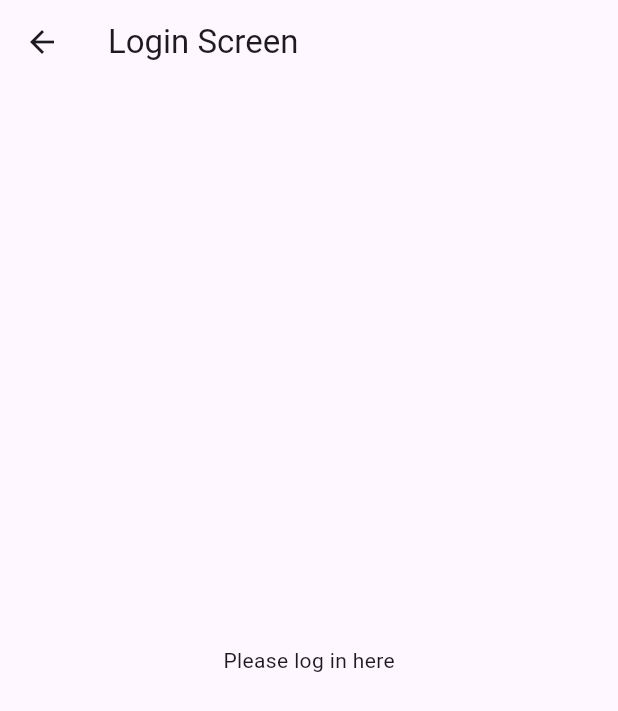
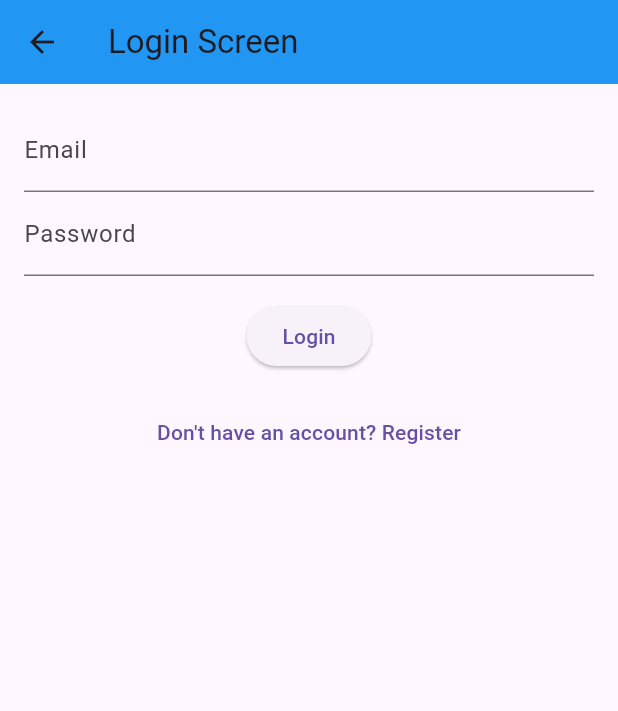
Before and after one commit to frangu617/what_to_do, a Flutter app: the screen it shows after launch, after a tap on "Sign in with Google", on a phone screen of 412 x 824 dp. Shown: the top 711 px of the screen. Run offline on Flutter 3.47's test engine with Material 3 defaults, Android fonts, the light colour scheme and no system bars; our stand-ins replace cloud_firestore, firebase_auth, firebase_core; accounts and stored records are empty.

Commit message:
got firebase to work, register, and login, working on checking if a user is logged in

```diff
--- a/lib/home_screen.dart
+++ b/lib/home_screen.dart
@@ -1,9 +1,7 @@
-// ignore_for_file: library_private_types_in_public_api
-
 import 'package:flutter/material.dart';
+import 'package:firebase_auth/firebase_auth.dart';
 import 'login_screen.dart';
 import 'register_screen.dart';
-import 'package:firebase_auth/firebase_auth.dart';
 
 class HomeScreen extends StatefulWidget {
   const HomeScreen({super.key});
@@ -13,7 +11,25 @@ class HomeScreen extends StatefulWidget {
 }
 
 class _HomeScreenState extends State<HomeScreen> {
-  bool isLoggedIn = false; // You will replace this with your auth logic
+  User? _user;
+
+  @override
+  void initState() {
+    super.initState();
+    _checkUserStatus();
+  }
+
+  void _checkUserStatus() {
+    // Get the current user
+    _user = FirebaseAuth.instance.currentUser;
+
+    // Listen to auth state changes
+    FirebaseAuth.instance.authStateChanges().listen((User? user) {
+      setState(() {
+        _user = user;
+      });
+    });
+  }
 
   @override
   Widget build(BuildContext context) {
@@ -23,7 +39,7 @@ class _HomeScreenState extends State<HomeScreen> {
         backgroundColor: Colors.blue,
       ),
       body: Center(
-        child: isLoggedIn ? _buildUserGreeting() : _buildGuestGreeting(),
+        child: _user != null ? _buildUserGreeting() : _buildGuestGreeting(),
       ),
     );
   }
@@ -32,8 +48,8 @@ class _HomeScreenState extends State<HomeScreen> {
     return Column(
       mainAxisAlignment: MainAxisAlignment.center,
       children: <Widget>[
-        const Text('Welcome back, User!',
-            style: TextStyle(fontSize: 24, fontWeight: FontWeight.bold)),
+        Text('Welcome back, ${_user!.email}!',
+            style: const TextStyle(fontSize: 24, fontWeight: FontWeight.bold)),
         const SizedBox(height: 20),
         ElevatedButton(
           onPressed: () {
@@ -56,16 +72,15 @@ class _HomeScreenState extends State<HomeScreen> {
             onPressed: () {
               Navigator.push(
                 context,
-                MaterialPageRoute(builder: (context) => LoginScreen()),
+                MaterialPageRoute(builder: (context) => const LoginScreen()),
               );
             },
             child: const Text('Sign in with Google')),
         ElevatedButton(
           onPressed: () {
-            // Navigate to your sign up page
             Navigator.push(
               context,
-              MaterialPageRoute(builder: (context) => RegisterScreen()),
+              MaterialPageRoute(builder: (context) => const RegisterScreen()),
             );
           },
           child: const Text('Sign Up'),
--- a/lib/login_screen.dart
+++ b/lib/login_screen.dart
@@ -1,16 +1,107 @@
 import 'package:flutter/material.dart';
+import 'package:firebase_auth/firebase_auth.dart';
+import 'home_screen.dart';
+import 'register_screen.dart';
 
-class LoginScreen extends StatelessWidget {
+class LoginScreen extends StatefulWidget {
   const LoginScreen({super.key});
+
+  @override
+  _LoginScreenState createState() => _LoginScreenState();
+}
+
+class _LoginScreenState extends State<LoginScreen> {
+  final _formKey = GlobalKey<FormState>();
+  String _email = '';
+  String _password = '';
+
+  final FirebaseAuth _auth = FirebaseAuth.instance;
+
+  Future<void> _login() async {
+    try {
+      UserCredential userCredential = await _auth.signInWithEmailAndPassword(
+        email: _email,
+        password: _password,
+      );
+      Navigator.pushReplacement(
+        context,
+        MaterialPageRoute(builder: (context) => const HomeScreen()),
+      );
+    } on FirebaseAuthException catch (e) {
+      print('FirebaseAuthException: ${e.code} - ${e.message}');
+      ScaffoldMessenger.of(context).showSnackBar(
+        SnackBar(content: Text('Failed to login: ${e.message}')),
+      );
+    } catch (e) {
+      print('Error: $e');
+      ScaffoldMessenger.of(context).showSnackBar(
+        SnackBar(content: Text('An unexpected error occurred')),
+      );
+    }
+  }
 
   @override
   Widget build(BuildContext context) {
     return Scaffold(
       appBar: AppBar(
         title: const Text('Login Screen'),
+        backgroundColor: Colors.blue,
       ),
-      body: const Center(
-        child: Text('Please log in here'),
+      body: Padding(
+        padding: const EdgeInsets.all(16),
+        child: Form(
+          key: _formKey,
+          child: Column(
+            children: [
+              TextFormField(
+                decoration: const InputDecoration(labelText: 'Email'),
+                validator: (value) {
+                  if (value!.isEmpty) {
+                    return 'Please enter your email';
+                  }
+                  return null;
+                },
+                onSaved: (value) {
+                  _email = value!;
+                },
+              ),
+              TextFormField(
+                decoration: const InputDecoration(labelText: 'Password'),
+                obscureText: true,
+                validator: (value) {
+                  if (value!.isEmpty) {
+                    return 'Please enter your password';
+                  }
+                  return null;
+                },
+                onSaved: (value) {
+                  _password = value!;
+                },
+              ),
+              const SizedBox(height: 16),
+              ElevatedButton(
+                onPressed: () {
+                  if (_formKey.currentState!.validate()) {
+                    _formKey.currentState!.save();
+                    _login();
+                  }
+                },
+                child: const Text('Login'),
+              ),
+              const SizedBox(height: 16),
+              TextButton(
+                onPressed: () {
+                  Navigator.push(
+                    context,
+                    MaterialPageRoute(
+                        builder: (context) => const RegisterScreen()),
+                  );
+                },
+                child: const Text("Don't have an account? Register"),
+              ),
+            ],
+          ),
+        ),
       ),
     );
   }
--- a/lib/main.dart
+++ b/lib/main.dart
@@ -1,8 +1,16 @@
 import 'package:flutter/material.dart';
 import 'home_screen.dart';
+import 'package:firebase_core/firebase_core.dart';
+import 'firebase_options.dart';
 
-void main() => runApp(const MyApp());
+void main() async  {
+  WidgetsFlutterBinding.ensureInitialized();
+  await Firebase.initializeApp(
+    options: DefaultFirebaseOptions.currentPlatform
+    );
 
+  runApp(const MyApp());
+}
 class MyApp extends StatelessWidget {
   const MyApp({super.key});
 
--- a/pubspec.yaml
+++ b/pubspec.yaml
@@ -1,11 +1,11 @@
 name: what_to_do
 description: "a fitness tracker"
-publish_to: 'none' # Keeps the package private
+publish_to: "none" # Keeps the package private
 
 version: 1.0.0+1
 
 environment:
-  sdk: '>=3.4.3 <4.0.0'
+  sdk: ">=3.4.3 <4.0.0"
 
 dependencies:
   flutter:
```
Also changed, not shown: lib/register_screen.dart (+62 -7 lines), firebase.json (added), lib/firebase_options.dart (added), 3 other files.
